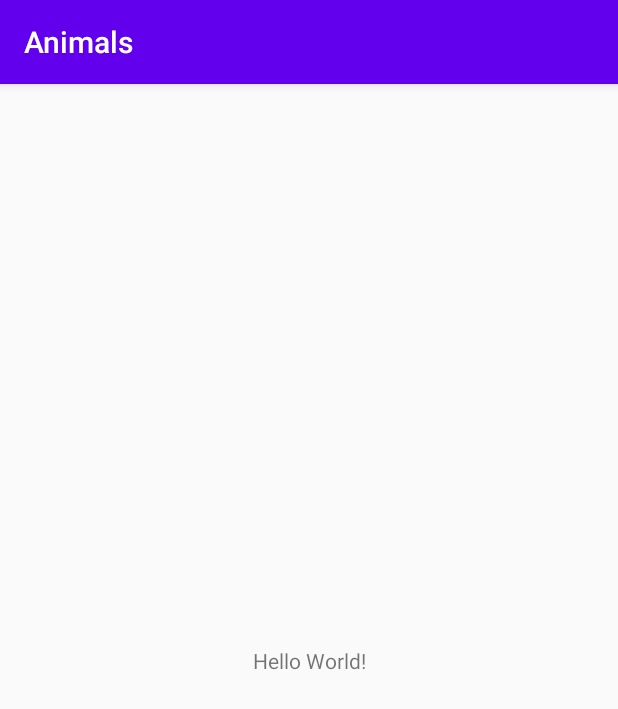
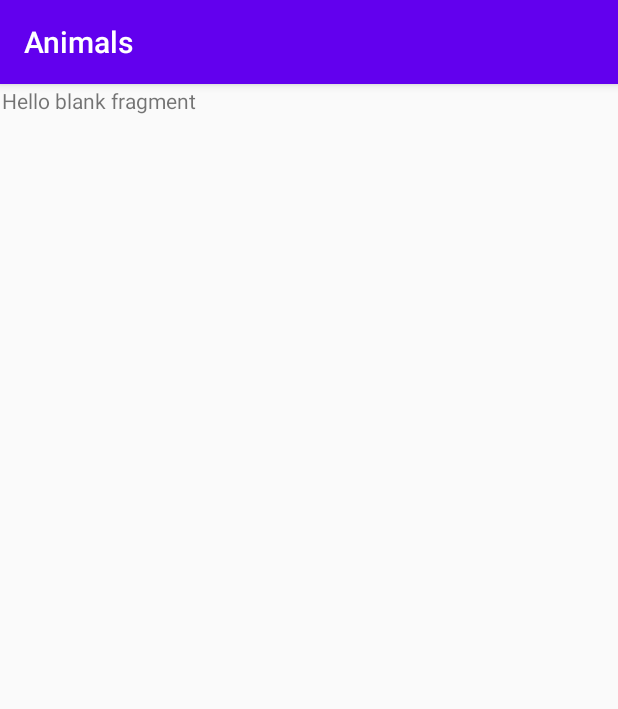
Before and after one commit to igorbag/state-of-the-art-android-app, an Android app: the screen it shows after launch (MainActivity), on a phone screen of 412 x 824 dp. Shown: the top 709 px of the screen. Run offline under Robolectric (Android 15) with nearby library versions, the phone set to English and light mode, and no system bars.

Commit message:
Navigation configuration

```diff
--- a/app/src/main/AndroidManifest.xml
+++ b/app/src/main/AndroidManifest.xml
@@ -11,7 +11,7 @@
         android:roundIcon="@mipmap/ic_launcher_round"
         android:supportsRtl="true"
         android:theme="@style/AppTheme">
-        <activity android:name=".MainActivity">
+        <activity android:name=".view.MainActivity">
             <intent-filter>
                 <action android:name="android.intent.action.MAIN" />
 
--- /dev/null
+++ b/app/src/main/java/br/com/animals/view/DetailFragment.kt
@@ -0,0 +1,21 @@
+package br.com.animals.view
+
+import android.os.Bundle
+import android.view.LayoutInflater
+import android.view.View
+import android.view.ViewGroup
+import androidx.fragment.app.Fragment
+import br.com.animals.R
+
+
+class DetailFragment : Fragment() {
+
+    override fun onCreateView(
+        inflater: LayoutInflater, container: ViewGroup?,
+        savedInstanceState: Bundle?
+    ): View? {
+        // Inflate the layout for this fragment
+        return inflater.inflate(R.layout.fragment_detail, container, false)
+    }
+
+}
--- /dev/null
+++ b/app/src/main/java/br/com/animals/view/ListFragment.kt
@@ -0,0 +1,20 @@
+package br.com.animals.view
+
+import android.os.Bundle
+import android.view.LayoutInflater
+import android.view.View
+import android.view.ViewGroup
+import androidx.fragment.app.Fragment
+import br.com.animals.R
+
+class ListFragment : Fragment() {
+
+    override fun onCreateView(
+        inflater: LayoutInflater, container: ViewGroup?,
+        savedInstanceState: Bundle?
+    ): View? {
+        // Inflate the layout for this fragment
+        return inflater.inflate(R.layout.fragment_list, container, false)
+    }
+
+}
--- a/app/src/main/java/br/com/animals/MainActivity.kt
+++ b/app/src/main/java/br/com/animals/view/MainActivity.kt
@@ -1,7 +1,8 @@
-package br.com.animals
+package br.com.animals.view
 
 import androidx.appcompat.app.AppCompatActivity
 import android.os.Bundle
+import br.com.animals.R
 
 class MainActivity : AppCompatActivity() {
     override fun onCreate(savedInstanceState: Bundle?) {
--- a/app/src/main/res/layout/activity_main.xml
+++ b/app/src/main/res/layout/activity_main.xml
@@ -4,15 +4,23 @@
     xmlns:tools="http://schemas.android.com/tools"
     android:layout_width="match_parent"
     android:layout_height="match_parent"
-    tools:context=".MainActivity">
+    tools:context=".view.MainActivity">
 
-    <TextView
-        android:layout_width="wrap_content"
-        android:layout_height="wrap_content"
-        android:text="Hello World!"
+    <fragment
+        android:id="@+id/fragment"
+        android:name="androidx.navigation.fragment.NavHostFragment"
+        android:layout_width="0dp"
+        android:layout_height="0dp"
+        android:layout_marginStart="1dp"
+        android:layout_marginLeft="1dp"
+        android:layout_marginTop="1dp"
+        android:layout_marginEnd="1dp"
+        android:layout_marginRight="1dp"
+        android:layout_marginBottom="1dp"
+        app:defaultNavHost="true"
         app:layout_constraintBottom_toBottomOf="parent"
-        app:layout_constraintLeft_toLeftOf="parent"
-        app:layout_constraintRight_toRightOf="parent"
-        app:layout_constraintTop_toTopOf="parent" />
-
+        app:layout_constraintEnd_toEndOf="parent"
+        app:layout_constraintStart_toStartOf="parent"
+        app:layout_constraintTop_toTopOf="parent"
+        app:navGraph="@navigation/animal_nav" />
 </androidx.constraintlayout.widget.ConstraintLayout>
--- /dev/null
+++ b/app/src/main/res/layout/fragment_detail.xml
@@ -0,0 +1,14 @@
+<?xml version="1.0" encoding="utf-8"?>
+<FrameLayout xmlns:android="http://schemas.android.com/apk/res/android"
+    xmlns:tools="http://schemas.android.com/tools"
+    android:layout_width="match_parent"
+    android:layout_height="match_parent"
+    tools:context=".view.DetailFragment">
+
+    <!-- TODO: Update blank fragment layout -->
+    <TextView
+        android:layout_width="match_parent"
+        android:layout_height="match_parent"
+        android:text="@string/hello_blank_fragment" />
+
+</FrameLayout>
--- /dev/null
+++ b/app/src/main/res/layout/fragment_list.xml
@@ -0,0 +1,14 @@
+<?xml version="1.0" encoding="utf-8"?>
+<FrameLayout xmlns:android="http://schemas.android.com/apk/res/android"
+    xmlns:tools="http://schemas.android.com/tools"
+    android:layout_width="match_parent"
+    android:layout_height="match_parent"
+    tools:context=".view.ListFragment">
+
+    <!-- TODO: Update blank fragment layout -->
+    <TextView
+        android:layout_width="match_parent"
+        android:layout_height="match_parent"
+        android:text="@string/hello_blank_fragment" />
+
+</FrameLayout>
--- /dev/null
+++ b/app/src/main/res/navigation/animal_nav.xml
@@ -0,0 +1,26 @@
+<?xml version="1.0" encoding="utf-8"?>
+<navigation xmlns:android="http://schemas.android.com/apk/res/android"
+    xmlns:app="http://schemas.android.com/apk/res-auto"
+    xmlns:tools="http://schemas.android.com/tools"
+    android:id="@+id/animal_nav"
+    app:startDestination="@id/listFragment">
+
+    <fragment
+        android:id="@+id/listFragment"
+        android:name="br.com.animals.view.ListFragment"
+        android:label="fragment_list"
+        tools:layout="@layout/fragment_list" >
+        <action
+            android:id="@+id/actionDetail"
+            app:destination="@id/detailFragment" />
+    </fragment>
+    <fragment
+        android:id="@+id/detailFragment"
+        android:name="br.com.animals.view.DetailFragment"
+        android:label="fragment_detail"
+        tools:layout="@layout/fragment_detail" >
+        <action
+            android:id="@+id/actionList"
+            app:destination="@id/listFragment" />
+    </fragment>
+</navigation>
--- a/app/src/main/res/values/strings.xml
+++ b/app/src/main/res/values/strings.xml
@@ -1,3 +1,5 @@
 <resources>
     <string name="app_name">Animals</string>
+    <!-- TODO: Remove or change this placeholder text -->
+    <string name="hello_blank_fragment">Hello blank fragment</string>
 </resources>
```
